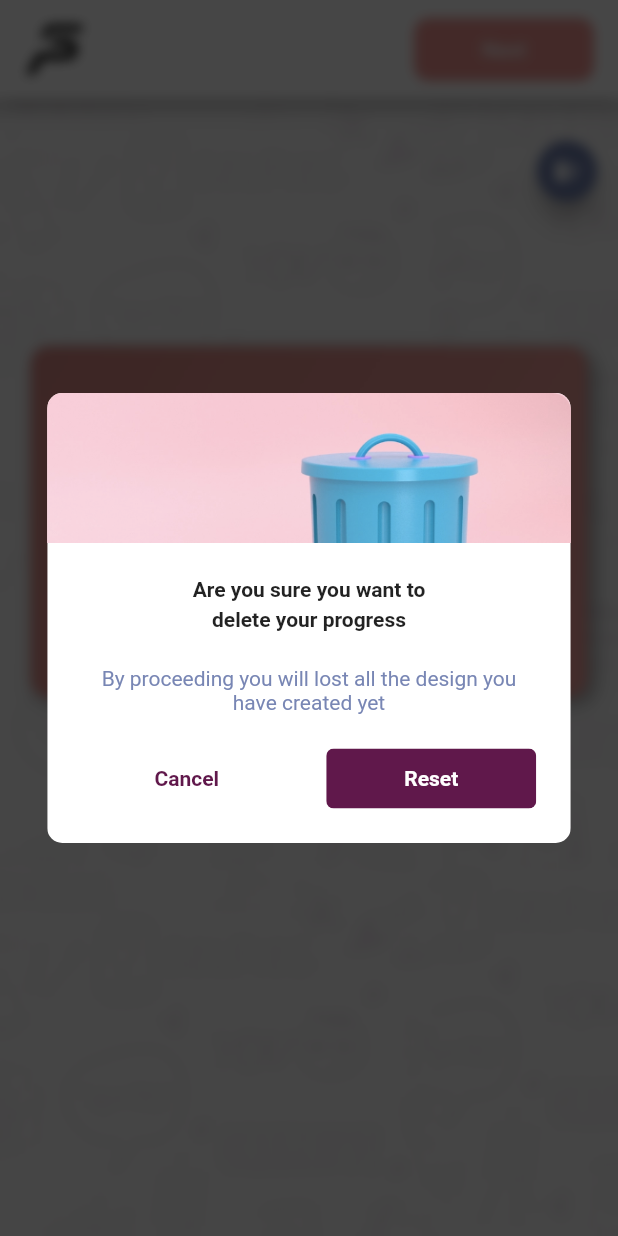
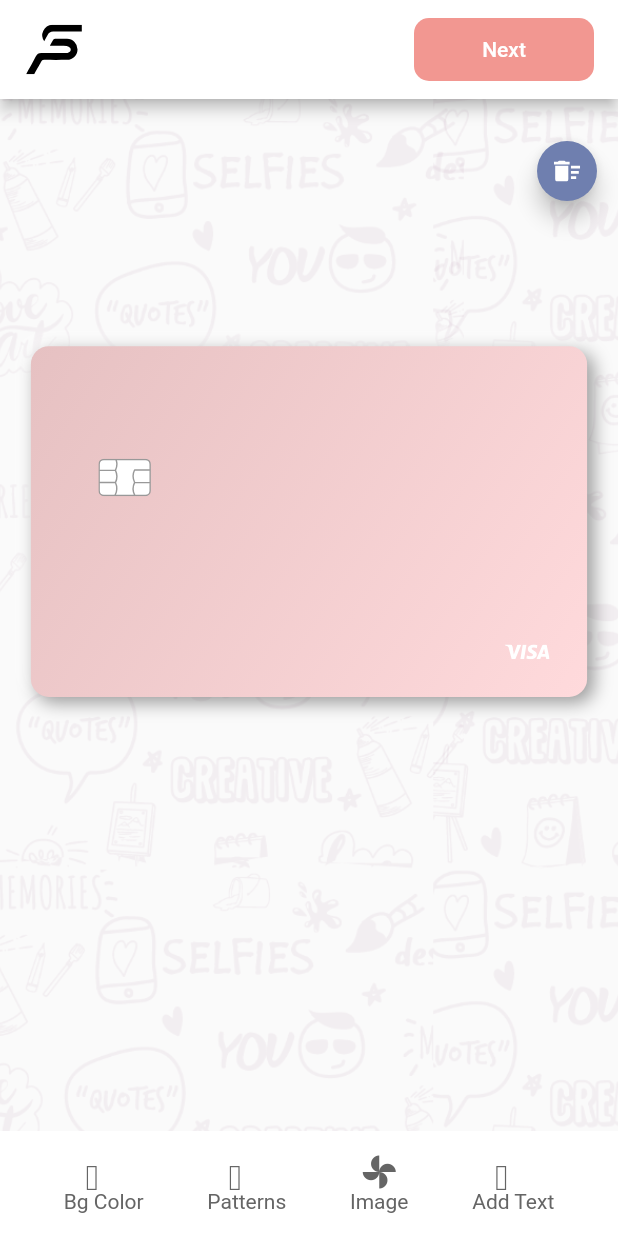
Before and after one commit to himanshu-kashware/slaypay_card_customization, a Flutter app: the screen it shows after launch, after a tap on an icon or button, on a phone screen of 412 x 824 dp. Run offline on Flutter 3.47's test engine with Material 2 defaults, Android fonts, the phone set to English and light mode, and no system bars; drawn by our look-alikes of flutter_neumorphic; our stand-ins replace flutter_staggered_animations, flutter_svg, get; project files that could hold a hidden picture were left out.

Commit message:
changes in view
changes in view

```diff
--- a/lib/app/modules/card_home/controllers/card_home_controller.dart
+++ b/lib/app/modules/card_home/controllers/card_home_controller.dart
@@ -2,146 +2,64 @@ import 'dart:ui';
 
 import 'package:flutter/cupertino.dart';
 import 'package:flutter/material.dart';
+import 'package:flutter_svg/flutter_svg.dart';
 import 'package:get/get.dart';
 import 'package:slaypay_cc/generated/assets.dart';
+import 'package:slaypay_cc/util/color_detail.dart';
+import 'package:slaypay_cc/widget/color_pallete.dart';
+import 'package:slaypay_cc/widget/custom_bottom_sheet_options.dart';
 
 class CardHomeController extends GetxController {
-  final cardStack = RxList<List<Widget>>().obs;
+  final cardStack = RxList<Widget>().obs;
+  final cardColorList = RxList<ColorDetail>().obs;
+
+  final Rx selectedColor = Colors.white.obs;
 
   @override
   void onInit() {
+    addDefaultWidget();
+    cardColorList.value.addAll(getColorsList());
     super.onInit();
-
-  }
-
-  @override
-  void onReady() {
-    super.onReady();
   }
 
   @override
   void onClose() {}
+
+  addDefaultWidget() {
+    Widget _chipView = Positioned(
+      top: 70,
+      left: 45,
+      child: SvgPicture.asset(
+        Assets.imagesChip,
+        height: 35,
+        width: 35,
+      ),
+    );
+    Widget _visaView = Positioned(
+      bottom: 20,
+      right: 25,
+      child: SvgPicture.asset(
+        Assets.imagesVisa,
+        height: 20,
+        width: 30,
+      ),
+    );
+    cardStack.value.add(_chipView);
+    cardStack.value.add(_visaView);
+  }
+
+  void openColorPallete() {
+    CustomBottomSheet(
+        customChild: ColorPallete(
+            updatedList: (List<ColorDetail> colorList) {
+              cardColorList.value.addAll(colorList);
+            },
+            onCloseTap: () {
+              Get.back();
+            },
+            colorsList: cardColorList.value,
+            selectedSolidColor: (ColorDetail colorDetail) {
+              selectedColor.value = colorDetail.color;
+            }));
+  }
 }
-
-
-showCustomDialog(){
-  showDialog(
-    context: Get.context!,
-    builder: (context) => BackdropFilter(
-      filter: ImageFilter.blur(sigmaX: 4, sigmaY: 4),
-      child: Scaffold(
-        backgroundColor:
-        Colors.transparent.withOpacity(0.4),
-        body: Center(
-          child: ClipRRect(
-            borderRadius: BorderRadius.circular(10),
-            child: Container(
-              color: Colors.white,
-              width: 349,
-              height: 300,
-              child: Column(
-                // mainAxisAlignment:
-                //     MainAxisAlignment.center,
-                  crossAxisAlignment:
-                  CrossAxisAlignment.center,
-                  children: [
-                    Container(
-                      height: 100,
-                      width: 549,
-                      color: const Color(0xffF7CCD6),
-                      child: Image.asset(
-                        Assets.imagesBin,
-                        fit: BoxFit.fill,
-                      ),
-                    ),
-                    const Spacer(),
-                    const Text(
-                      "Are you sure you want to",
-                      style: TextStyle(
-                        fontWeight: FontWeight.w600,
-                      ),
-                    ),
-                    const SizedBox(
-                      height: 4,
-                    ),
-                    const Text(
-                      "delete your progress",
-                      style: TextStyle(
-                        fontWeight: FontWeight.w600,
-                      ),
-                    ),
-                    const Spacer(),
-                    const Padding(
-                      padding: EdgeInsets.only(
-                          left: 24.0, right: 24.0),
-                      child: Text(
-                        "By proceeding you will lost all the design you have created yet",
-                        textAlign: TextAlign.center,
-                        style: TextStyle(
-                            color: Color(0xff7886B4),
-                            fontWeight: FontWeight.w400),
-                      ),
-                    ),
-                    const Spacer(),
-                    Row(
-                      mainAxisAlignment:
-                      MainAxisAlignment.spaceEvenly,
-                      children: [
-                        SizedBox(
-                          width: 140,
-                          child: Center(
-                            child: GestureDetector(
-                              onTap: () {
-                                Navigator.pop(context);
-                              },
-                              child: const Text(
-                                "Cancel",
-                                style: TextStyle(
-                                  fontWeight:
-                                  FontWeight.w600,
-                                  color:
-                                  Color(0xff60184B),
-                                ),
-                              ),
-                            ),
-                          ),
-                        ),
-                        GestureDetector(
-                          onTap: () {
-
-
-
-
-                          },
-                          child: ClipRRect(
-                            borderRadius:
-                            BorderRadius.circular(5),
-                            child: Container(
-                              color:
-                              const Color(0xff60184B),
-                              height: 40,
-                              width: 140,
-                              child: const Center(
-                                child: Text(
-                                  "Reset",
-                                  style: TextStyle(
-                                    fontWeight:
-                                    FontWeight.w600,
-                                    color: Colors.white,
-                                  ),
-                                ),
-                              ),
-                            ),
-                          ),
-                        )
-                      ],
-                    ),
-                    const Spacer(),
-                  ]),
-            ),
-          ),
-        ),
-      ),
-    ),
-  );
-}
--- a/lib/app/modules/card_home/views/card_home_view.dart
+++ b/lib/app/modules/card_home/views/card_home_view.dart
@@ -7,10 +7,19 @@ import 'package:flutter_svg/flutter_svg.dart';
 import 'package:get/get.dart';
 import 'package:slaypay_cc/constants/app_colors.dart';
 import 'package:slaypay_cc/generated/assets.dart';
+import 'package:slaypay_cc/widget/color_pallete.dart';
+import 'package:slaypay_cc/widget/custom_bottom_sheet_options.dart';
+import 'package:slaypay_cc/widget/show_animated_bottom_sheet.dart';
+import 'package:slaypay_cc/widget/customDialog.dart';
+import 'package:slaypay_cc/widget/main_menu_options.dart';
 
 import '../controllers/card_home_controller.dart';
 
 class CardHomeView extends GetView<CardHomeController> {
+  @override
+  // TODO: implement controller
+  CardHomeController get controller => super.controller;
+
   @override
   Widget build(BuildContext context) {
     return Scaffold(
@@ -53,7 +62,8 @@ class CardHomeView extends GetView<CardHomeController> {
           )
         ],
       ),
-      body: Stack(
+      body: Obx(() {
+        return Stack(
           children: [
             Positioned.fill(
               child: Image.asset(
@@ -74,41 +84,80 @@ class CardHomeView extends GetView<CardHomeController> {
                   child: Neumorphic(
                       style: NeumorphicStyle(
                           shape: NeumorphicShape.concave,
-                        boxShape:
-                            NeumorphicBoxShape.roundRect(BorderRadius.circular(12)),
+                          boxShape: NeumorphicBoxShape.roundRect(
+                              BorderRadius.circular(12)),
                           depth: 8,
                           lightSource: LightSource.topLeft,
-                        color: const Color(0xffF29791)),
+                          color: const Color(0xffFFD6D8)),
                       child: AspectRatio(
                         aspectRatio: 1.586,
                         child: SizedBox(
                           child: Stack(
-                          children: [
-
-                          ],
+                            children: controller.cardStack.value,
                           ),
                         ),
                       )),
                 )
               ],
             ),
-
             Positioned(
-            right:10,
+              right: 10,
               top: 24,
               child: FloatingActionButton(
                 mini: true,
                 backgroundColor: const Color(0xff6F7FAF),
                 onPressed: () {
-
                   showCustomDialog();
-
                 },
                 child: SvgPicture.asset(Assets.imagesRemove),
               ),
             ),
+            Positioned(
+              bottom: 0,
+              left: 0,
+              right: 0,
+              child: showAnimatedBottomSheet(
+                childWidget: IntrinsicWidth(
+                  child: AnimatedContainer(
+                    duration: const Duration(seconds: 1),
+                    color: Colors.white,
+                    child: Padding(
+                      padding: const EdgeInsets.symmetric(vertical: 15.0),
+                      child: Row(
+                        mainAxisAlignment: MainAxisAlignment.spaceEvenly,
+                        children: [
+                          MainMenuOptions(
+                            onTap: () {
+                              controller.openColorPallete();
+                            },
+                            iconData: Icons.color_lens_rounded,
+                            title: 'Bg Color',
+                          ),
+                          MainMenuOptions(
+                            onTap: () {},
+                            iconData: Icons.pattern,
+                            title: 'Patterns',
+                          ),
+                          MainMenuOptions(
+                            onTap: () {},
+                            iconData: Icons.image,
+                            title: 'Image',
+                          ),
+                          MainMenuOptions(
+                            onTap: () {},
+                            iconData: Icons.font_download_outlined,
+                            title: 'Add Text',
+                          ),
                         ],
                       ),
+                    ),
+                  ),
+                ),
+              ),
+            )
+          ],
+        );
+      }),
     );
   }
 }
--- /dev/null
+++ b/lib/util/color_detail.dart
@@ -0,0 +1,38 @@
+import 'dart:math';
+
+import 'package:flutter/material.dart';
+
+class ColorDetail {
+  bool _isSelected;
+  late final Color _color;
+
+  ColorDetail.name(this._isSelected, this._color);
+
+  Color get color => _color;
+
+  set color(Color value) {
+    _color = value;
+  }
+
+  bool get isSelected => _isSelected;
+
+  set isSelected(bool value) {
+    _isSelected = value;
+  }
+}
+
+List<ColorDetail> getColorsList() {
+  final List<ColorDetail> _colorList = [];
+  for (int i = 0; i < 50; i++) {
+    ColorDetail _color;
+    if (i == 0) {
+      _color = ColorDetail.name(true, Colors.white);
+    } else {
+      _color = ColorDetail.name(
+          false, Colors.primaries[Random().nextInt(Colors.primaries.length)]);
+    }
+
+    _colorList.add(_color);
+  }
+  return _colorList;
+}
--- /dev/null
+++ b/lib/widget/color_pallete.dart
@@ -0,0 +1,140 @@
+import 'package:flutter/material.dart';
+import 'package:flutter_staggered_animations/flutter_staggered_animations.dart';
+import 'package:get/get.dart';
+import 'package:slaypay_cc/util/color_detail.dart';
+
+class ColorPallete  extends StatefulWidget {
+  List<ColorDetail> colorsList;
+  Function(ColorDetail) selectedSolidColor;
+      Function(List<ColorDetail>)  updatedList;
+  VoidCallback onCloseTap;
+
+ColorPallete( {required this.colorsList,
+  required this.selectedSolidColor,
+  required this.onCloseTap,
+  required this.updatedList});
+  @override
+  _ColorPalleteState createState() => _ColorPalleteState();
+}
+
+class _ColorPalleteState extends State<ColorPallete> {
+
+
+  @override
+  Widget build(BuildContext context) {
+    return Container(
+      height: Get.width / 4,
+      width: Get.width,
+      child: Row(
+        children: [
+          Expanded(
+            flex: 1,
+            child: Row(
+              crossAxisAlignment: CrossAxisAlignment.center,
+              mainAxisAlignment: MainAxisAlignment.spaceEvenly,
+              children: [
+                Column(
+                  mainAxisAlignment: MainAxisAlignment.center,
+                  children: [
+                    AnimatedContainer(
+                      height: Get.width / 15,
+                      width: Get.width / 15,
+                      decoration: const BoxDecoration(
+                          color: Color(0xffD9D9D9),
+                          shape: BoxShape.circle,
+                          boxShadow: [
+                            BoxShadow(
+                              color: Color(0xffD9D9D9),
+                              blurRadius: 2.0,
+                            ),
+                          ]),
+                      duration: const Duration(milliseconds: 250),
+                    ),
+                    SizedBox(
+                      height: Get.width / 70,
+                    ),
+                    const Text(
+                      'Solid',
+                      style:TextStyle(
+                          fontSize: 10, color: Color(0xff656565)),
+                    )
+                  ],
+                ),
+                VerticalDivider(
+                  indent: Get.width / 20,
+                  endIndent: Get.width / 20,
+                )
+              ],
+            ),
+          ),
+          Expanded(
+            flex: 5,
+            child: ListView.builder(
+              itemCount: widget.colorsList.length,
+              shrinkWrap: true,
+              scrollDirection: Axis.horizontal,
+              itemBuilder: (BuildContext context, int index) {
+                return AnimationConfiguration.staggeredList(
+                  position: index,
+                  duration: const Duration(milliseconds: 50),
+                  child: SlideAnimation(
+                    horizontalOffset: 50.0,
+                    child: FadeInAnimation(
+                      child: Row(
+                        children: [
+                          Padding(
+                            padding: EdgeInsets.symmetric(
+                              horizontal: Get.width / 40,
+                            ),
+                            child: GestureDetector(
+                              onTap: () {
+                                widget.selectedSolidColor(widget.colorsList[index]);
+                                final List<ColorDetail> _colors = [];
+                                for (int i = 0; i < widget.colorsList.length; i++) {
+                                  if (index == i) {
+
+                                    widget.colorsList[i].isSelected = true;
+
+                                  } else {
+                                    widget.colorsList[i].isSelected = false;
+                                  }
+                                  _colors.add(widget.colorsList[i]);
+                                  widget.updatedList( widget.colorsList);
+                                }
+                                widget.colorsList.clear();
+                                widget.colorsList.addAll(_colors);
+
+                              },
+                              child: AnimatedContainer(
+                                height: widget.colorsList[index].isSelected
+                                    ? Get.width / 15
+                                    : Get.width / 20,
+                                width: widget.colorsList[index].isSelected
+                                    ? Get.width / 15
+                                    : Get.width / 20,
+                                decoration: BoxDecoration(
+                                    color: widget.colorsList[index].color,
+                                    shape: BoxShape.circle,
+                                    boxShadow: const [
+                                      BoxShadow(
+                                        color: Colors.grey,
+                                        blurRadius: 2.0,
+                                      ),
+                                    ]),
+                                duration: const Duration(milliseconds: 250),
+                              ),
+                            ),
+                          ),
+                        ],
+                      ),
+                    ),
+                  ),
+                );
+              },
+            ),
+          ),
+        ],
+      ),
+    );
+  }
+}
--- /dev/null
+++ b/lib/widget/customDialog.dart
@@ -0,0 +1,114 @@
+
+import 'dart:ui';
+
+import 'package:flutter/material.dart';
+import 'package:get/get.dart';
+import 'package:slaypay_cc/generated/assets.dart';
+
+showCustomDialog() {
+  showDialog(
+    context: Get.context!,
+    builder: (context) => BackdropFilter(
+      filter: ImageFilter.blur(sigmaX: 4, sigmaY: 4),
+      child: Scaffold(
+        backgroundColor: Colors.transparent.withOpacity(0.4),
+        body: Center(
+          child: ClipRRect(
+            borderRadius: BorderRadius.circular(10),
+            child: Container(
+              color: Colors.white,
+              width: 349,
+              height: 300,
+              child: Column(
+                // mainAxisAlignment:
+                //     MainAxisAlignment.center,
+                  crossAxisAlignment: CrossAxisAlignment.center,
+                  children: [
+                    Container(
+                      height: 100,
+                      width: 549,
+                      color: const Color(0xffF7CCD6),
+                      child: Image.asset(
+                        Assets.imagesBin,
+                        fit: BoxFit.fill,
+                      ),
+                    ),
+                    const Spacer(),
+                    const Text(
+                      "Are you sure you want to",
+                      style: TextStyle(
+                        fontWeight: FontWeight.w600,
+                      ),
+                    ),
+                    const SizedBox(
+                      height: 4,
+                    ),
+                    const Text(
+                      "delete your progress",
+                      style: TextStyle(
+                        fontWeight: FontWeight.w600,
+                      ),
+                    ),
+                    const Spacer(),
+                    const Padding(
+                      padding: EdgeInsets.only(left: 24.0, right: 24.0),
+                      child: Text(
+                        "By proceeding you will lost all the design you have created yet",
+                        textAlign: TextAlign.center,
+                        style: TextStyle(
+                            color: Color(0xff7886B4),
+                            fontWeight: FontWeight.w400),
+                      ),
+                    ),
+                    const Spacer(),
+                    Row(
+                      mainAxisAlignment: MainAxisAlignment.spaceEvenly,
+                      children: [
+                        SizedBox(
+                          width: 140,
+                          child: Center(
+                            child: GestureDetector(
+                              onTap: () {
+                                Navigator.pop(context);
+                              },
+                              child: const Text(
+                                "Cancel",
+                                style: TextStyle(
+                                  fontWeight: FontWeight.w600,
+                                  color: Color(0xff60184B),
+                                ),
+                              ),
+                            ),
+                          ),
+                        ),
+                        GestureDetector(
+                          onTap: () {},
+                          child: ClipRRect(
+                            borderRadius: BorderRadius.circular(5),
+                            child: Container(
+                              color: const Color(0xff60184B),
+                              height: 40,
+                              width: 140,
+                              child: const Center(
+                                child: Text(
+                                  "Reset",
+                                  style: TextStyle(
+                                    fontWeight: FontWeight.w600,
+                                    color: Colors.white,
+                                  ),
+                                ),
+                              ),
+                            ),
+                          ),
+                        )
+                      ],
+                    ),
+                    const Spacer(),
+                  ]),
+            ),
+          ),
+        ),
+      ),
+    ),
+  );
+}
--- /dev/null
+++ b/lib/widget/custom_bottom_sheet_options.dart
@@ -0,0 +1,20 @@
+
+import 'package:flutter/material.dart';
+import 'package:get/get.dart';
+
+CustomBottomSheet({required Widget customChild}){
+
+  Get.bottomSheet(
+      customChild,
+      enableDrag: false,
+      barrierColor: Colors.transparent,
+      backgroundColor: Colors.white,
+      shape: const RoundedRectangleBorder(
+          borderRadius: BorderRadius.only(
+            topLeft: Radius.circular(30.0),
+            topRight: Radius.circular(30.0),
+          )
+      )
+
+  );
+}
--- /dev/null
+++ b/lib/widget/main_menu_options.dart
@@ -0,0 +1,29 @@
+import 'package:flutter/material.dart';
+import 'package:slaypay_cc/constants/app_colors.dart';
+
+class MainMenuOptions extends StatelessWidget {
+  final VoidCallback onTap;
+
+  final IconData iconData;
+  final String title;
+
+  const MainMenuOptions(
+      {required this.onTap, required this.iconData, required this.title});
+
+  @override
+  Widget build(BuildContext context) {
+    return InkWell(
+      onTap: () => onTap(),
+      splashColor: AppColors.accentColor,
+      child: Column(
+        children: [
+          Icon(iconData, color: AppColors.grey),
+          Text(
+            title,
+            style: const TextStyle(color: AppColors.grey),
+          )
+        ],
+      ),
+    );
+  }
+}
--- /dev/null
+++ b/lib/widget/show_animated_bottom_sheet.dart
@@ -0,0 +1,12 @@
+import 'package:flutter/material.dart';
+import 'package:flutter_svg/flutter_svg.dart';
+import 'package:get/get.dart';
+import 'package:slaypay_cc/constants/app_colors.dart';
+import 'package:slaypay_cc/generated/assets.dart';
+
+Widget showAnimatedBottomSheet({required childWidget}) {
+  return AnimatedContainer(
+    duration: const Duration(seconds: 1),
+    child: childWidget,
+  );
+}
--- a/pubspec.yaml
+++ b/pubspec.yaml
@@ -38,6 +38,7 @@ dependencies:
   get: ^4.6.1
   flutter_svg: ^1.0.3
   flutter_neumorphic: ^3.2.0
+  flutter_staggered_animations: ^1.0.0
 
 dev_dependencies:
   flutter_test:
```
Also changed, not shown: assets/images/chip.svg (added), assets/images/visa.svg (added), lib/generated/assets.dart, pubspec.lock. Lines whose indentation alone changed are shown as unchanged.
